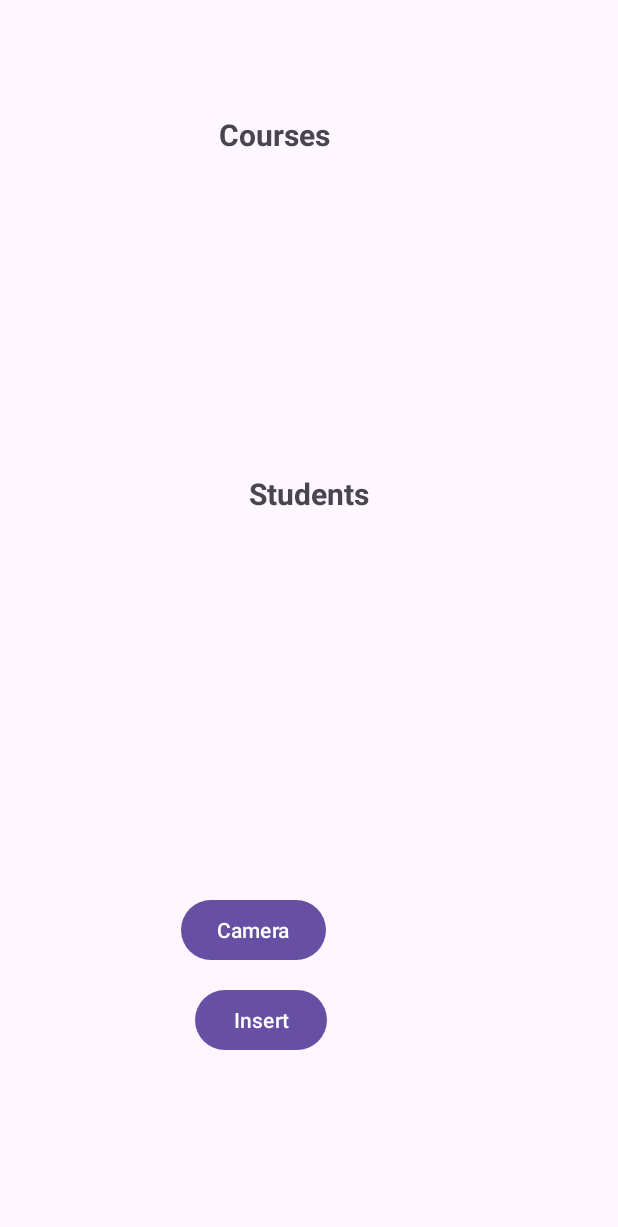
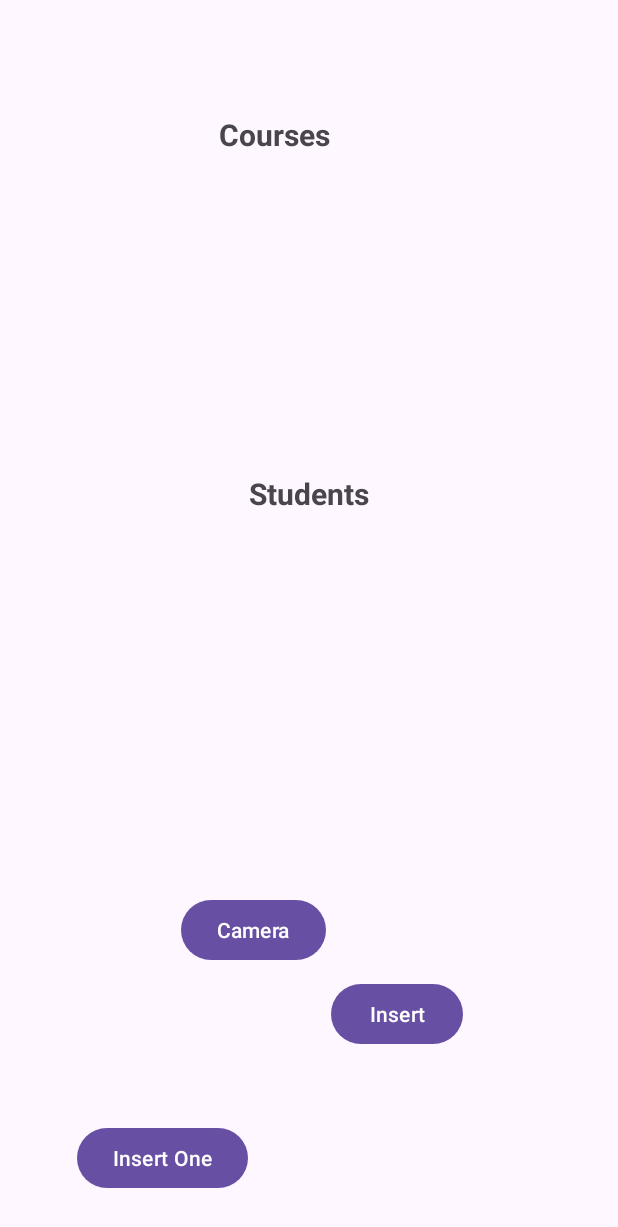
Before and after one commit to MahmoudSalam0/RoomDatabaseMultiTablesExm, an Android app: the screen it shows after launch (MainActivity), on a phone screen of 412 x 824 dp. Shown: the top 1227 px of the screen. Run offline under Robolectric (Android 15) with nearby library versions, the phone set to English and light mode, and no system bars; our stand-ins replace Room's generated code.

```diff
--- a/app/src/main/java/com/mah/roomdatabasemultitablesexm/StudentAdapter.java
+++ b/app/src/main/java/com/mah/roomdatabasemultitablesexm/StudentAdapter.java
@@ -34,13 +34,12 @@ public class StudentAdapter extends RecyclerView.Adapter<StudentAdapter.StudentV
         holder.studentName.setText(current.getName());
         holder.studentBirthDate.setText(current.getBirthDate().toString());
 
-        // عرض الصورة
         byte[] imageBytes = current.getPhoto();
         if (imageBytes != null && imageBytes.length > 0) {
             Bitmap bitmap = Converter.byteAsBitMap(imageBytes);
             holder.studentImage.setImageBitmap(bitmap);
         } else {
-            holder.studentImage.setImageResource(R.drawable.ic_launcher_background); // صورة افتراضية
+            holder.studentImage.setImageResource(R.drawable.ic_launcher_background);
         }
     }
 
--- a/app/src/main/res/layout/activity_main.xml
+++ b/app/src/main/res/layout/activity_main.xml
@@ -23,10 +23,10 @@
         android:id="@+id/insert"
         android:layout_width="wrap_content"
         android:layout_height="wrap_content"
-        android:layout_marginTop="12dp"
+        android:layout_marginTop="8dp"
         android:text="Insert"
         app:layout_constraintEnd_toEndOf="parent"
-        app:layout_constraintHorizontal_bias="0.402"
+        app:layout_constraintHorizontal_bias="0.681"
         app:layout_constraintStart_toStartOf="parent"
         app:layout_constraintTop_toBottomOf="@+id/camera" />
 
@@ -73,4 +73,16 @@
         app:layout_constraintHorizontal_bias="0.0"
         app:layout_constraintStart_toStartOf="parent"
         app:layout_constraintTop_toBottomOf="@+id/textView2" />
+
+    <Button
+        android:id="@+id/insertSingle"
+        android:layout_width="wrap_content"
+        android:layout_height="wrap_content"
+        android:layout_marginBottom="28dp"
+        android:text="Insert One"
+        app:layout_constraintBottom_toBottomOf="parent"
+        app:layout_constraintEnd_toStartOf="@+id/insert"
+        app:layout_constraintHorizontal_bias="0.481"
+        app:layout_constraintStart_toStartOf="parent" />
+
 </androidx.constraintlayout.widget.ConstraintLayout>
```
Also changed, not shown: app/src/main/java/com/mah/roomdatabasemultitablesexm/MainActivity.java (+82 -9 lines).
